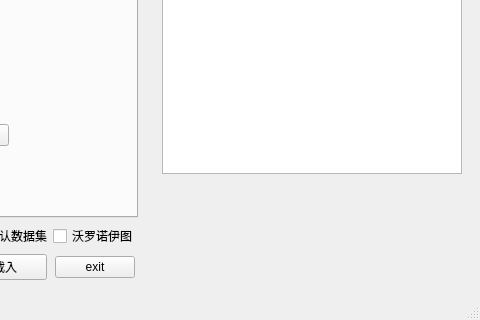
Old version of the form de2.ui in the repository nuisttudou/Qt-Bigdata-Course-Design; both pictures show x 541 to 1021 and y 534 to 854 of the 1021 by 854 pixel window.
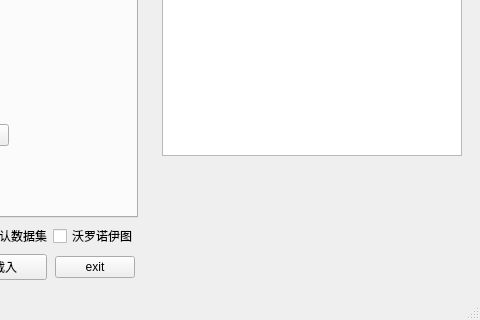
New version of the form.

The edit to the form file:
```diff
--- a/de2.ui
+++ b/de2.ui
@@ -520,7 +520,7 @@
         <widget class="QTableWidget" name="tableWidget"/>
        </item>
        <item>
-        <widget class="QLabel" name="label_evaluat">
+        <widget class="QWidget" name="widget_9" native="true">
          <property name="minimumSize">
           <size>
            <width>300</width>
@@ -533,9 +533,40 @@
            <height>16777215</height>
           </size>
          </property>
-         <property name="text">
-          <string/>
-         </property>
+         <layout class="QHBoxLayout" name="horizontalLayout_5">
+          <item>
+           <widget class="QLabel" name="label_count">
+            <property name="minimumSize">
+             <size>
+              <width>150</width>
+              <height>100</height>
+             </size>
+            </property>
+            <property name="text">
+             <string/>
+            </property>
+           </widget>
+          </item>
+          <item>
+           <widget class="QLabel" name="label_evaluat">
+            <property name="minimumSize">
+             <size>
+              <width>150</width>
+              <height>100</height>
+             </size>
+            </property>
+            <property name="maximumSize">
+             <size>
+              <width>300</width>
+              <height>16777215</height>
+             </size>
+            </property>
+            <property name="text">
+             <string/>
+            </property>
+           </widget>
+          </item>
+         </layout>
         </widget>
        </item>
       </layout>
```
